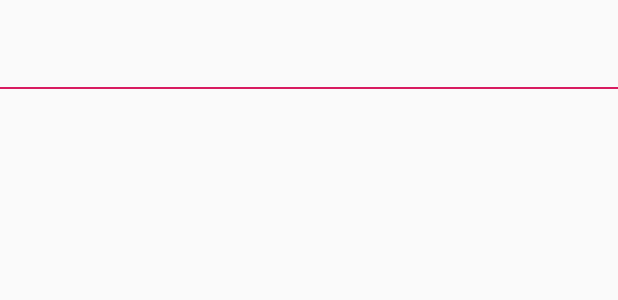
After one commit to csana23/mobilprog, an Android app: the layout item_rss_feed.xml on its own in the app's theme, with its tools: preview values and no code run, on a phone screen of 412 x 824 dp. The commit adds this screen. Shown: the top 300 px of the screen. Run offline under Robolectric (Android 15) with nearby library versions, the phone set to English and light mode, and no system bars.

Commit message:
dont know whats happenin

```diff
--- a/Stockly/app/src/main/java/com/unisopron/stockly/MarketFragment.java
+++ b/Stockly/app/src/main/java/com/unisopron/stockly/MarketFragment.java
@@ -69,7 +69,7 @@ public class MarketFragment extends Fragment {
 
                 try {
                     responseString = response.body().string();
-                    System.out.println("eyyo" + responseString);
+                    // System.out.println("eyyo" + responseString);
                 } catch (Exception e) {
                     //
                 }
--- /dev/null
+++ b/Stockly/app/src/main/res/layout/item_rss_feed.xml
@@ -0,0 +1,28 @@
+<?xml version="1.0" encoding="utf-8"?>
+<LinearLayout xmlns:android="http://schemas.android.com/apk/res/android"
+    android:orientation="vertical"
+    android:layout_width="match_parent"
+    android:layout_height="match_parent">
+
+    <TextView
+        android:id="@+id/titleText"
+        android:layout_width="match_parent"
+        android:layout_height="wrap_content"
+        android:textStyle="bold" />
+
+    <TextView
+        android:id="@+id/descriptionText"
+        android:layout_width="match_parent"
+        android:layout_height="wrap_content" />
+
+    <TextView
+        android:id="@+id/linkText"
+        android:layout_width="match_parent"
+        android:layout_height="wrap_content" />
+
+    <View
+        android:layout_width="match_parent"
+        android:layout_height="1dp"
+        android:background="@color/colorAccent" />
+
+</LinearLayout>
```
Also changed, not shown: Stockly/app/src/main/java/com/unisopron/stockly/NewsFragment.java (+164 -16 lines), Stockly/app/src/main/java/com/unisopron/stockly/RssFeedListAdapter.java (added, +50 -0 lines), Stockly/app/src/main/java/com/unisopron/stockly/RssFeedModel.java (added, +15 -0 lines), Stockly/app/src/main/res/layout/fragment_news.xml (+12 -1 lines).
